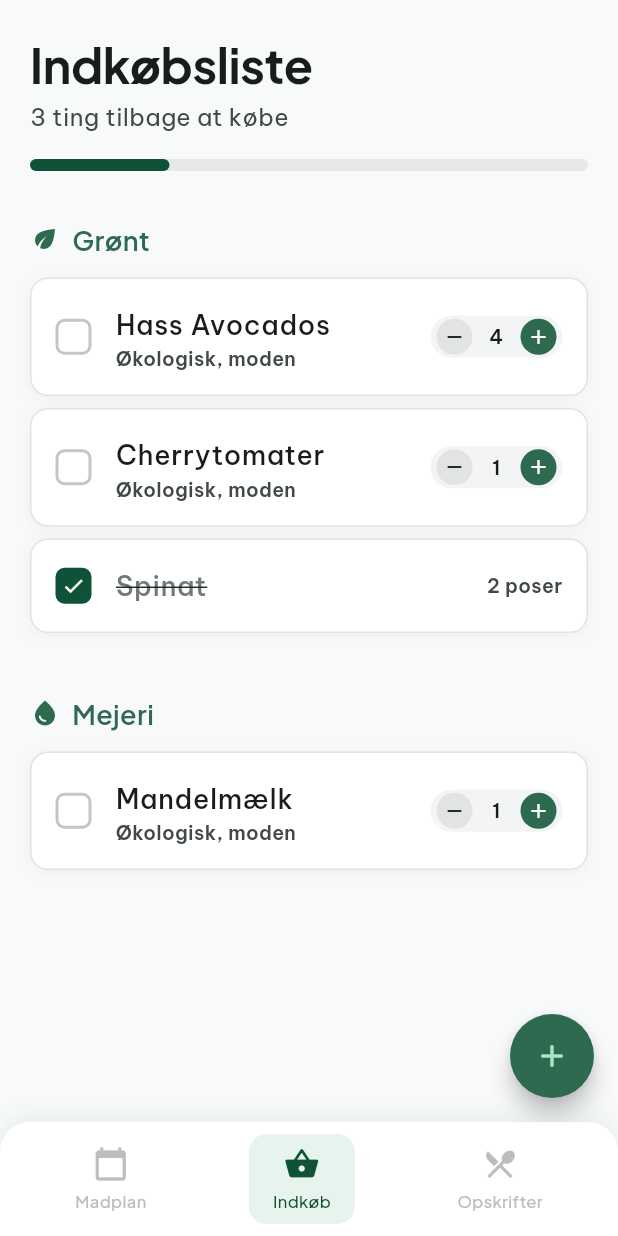
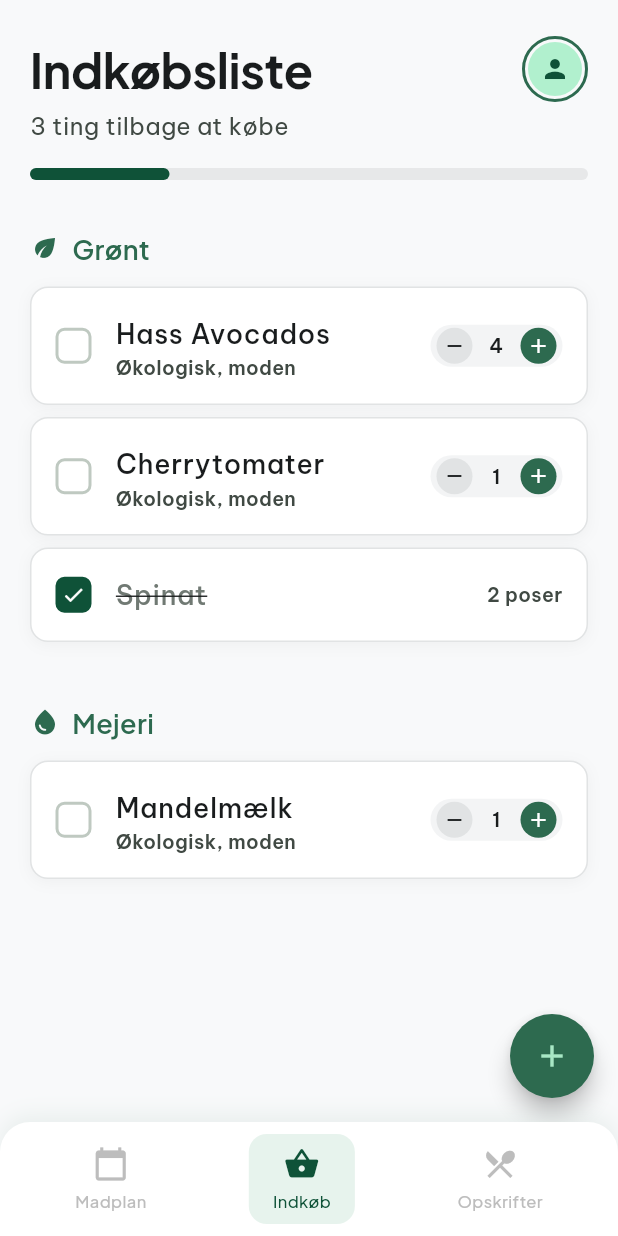
Before and after one commit to Zpolonius/Skafferiet, a Flutter app: the screen it shows after launch, item 2 of the bottom bar chosen, on a phone screen of 412 x 824 dp. Run offline on Flutter 3.47's test engine with Material 3 defaults, Android fonts, the phone set to English and light mode, and no system bars; drawn by our look-alikes of flutter_slidable; our stand-ins replace flutter_riverpod, go_router, google_fonts; network calls fail.

Commit message:
added profil screen and avatar on all screens

```diff
--- a/lib/features/grocery/grocery_screen.dart
+++ b/lib/features/grocery/grocery_screen.dart
@@ -6,6 +6,7 @@ import 'grocery_provider.dart';
 import '../../core/models/grocery_item.dart';
 import '../../core/theme/app_colors.dart';
 import '../../shared/widgets/add_grocery_item_sheet.dart';
+import '../../shared/widgets/profile_avatar.dart';
 
 class GroceryScreen extends ConsumerWidget {
   const GroceryScreen({super.key});
@@ -25,9 +26,15 @@ class GroceryScreen extends ConsumerWidget {
                 child: Column(
                   crossAxisAlignment: CrossAxisAlignment.start,
                   children: [
-                    Text(
-                      'Indkøbsliste',
-                      style: Theme.of(context).textTheme.displayLarge,
+                    Row(
+                      mainAxisAlignment: MainAxisAlignment.spaceBetween,
+                      children: [
+                        Text(
+                          'Indkøbsliste',
+                          style: Theme.of(context).textTheme.displayLarge,
+                        ),
+                        const ProfileAvatar(),
+                      ],
                     ),
                     const SizedBox(height: 4),
                     Text(
--- a/lib/main.dart
+++ b/lib/main.dart
@@ -8,6 +8,7 @@ import 'features/meal_plan/meal_plan_screen.dart';
 import 'features/recipes/recipes_screen.dart';
 import 'features/recipes/recipe_detail_screen.dart';
 import 'features/recipes/create_recipe_screen.dart';
+import 'features/profile/profile_screen.dart';
 
 void main() {
   // Initialize Firebase would go here
@@ -63,6 +64,10 @@ final _router = GoRouter(
           ],
         ),
       ],
+    ),
+    GoRoute(
+      path: '/profile',
+      builder: (context, state) => const ProfileScreen(),
     ),
   ],
 );
--- /dev/null
+++ b/lib/shared/widgets/profile_avatar.dart
@@ -0,0 +1,26 @@
+import 'package:flutter/material.dart';
+import 'package:go_router/go_router.dart';
+import '../../core/theme/app_colors.dart';
+
+class ProfileAvatar extends StatelessWidget {
+  const ProfileAvatar({super.key});
+
+  @override
+  Widget build(BuildContext context) {
+    return GestureDetector(
+      onTap: () => GoRouter.of(context).push('/profile'),
+      child: Container(
+        padding: const EdgeInsets.all(2),
+        decoration: BoxDecoration(
+          shape: BoxShape.circle,
+          border: Border.all(color: AppColors.primaryContainer, width: 2),
+        ),
+        child: const CircleAvatar(
+          radius: 18,
+          backgroundColor: AppColors.primaryFixed,
+          child: Icon(Icons.person, size: 20, color: AppColors.primary),
+        ),
+      ),
+    );
+  }
+}
```
Also changed, not shown: lib/features/meal_plan/meal_plan_screen.dart (+7 -0 lines), lib/features/profile/profile_screen.dart (added, +136 -0 lines), lib/features/recipes/recipes_screen.dart (+10 -3 lines).
